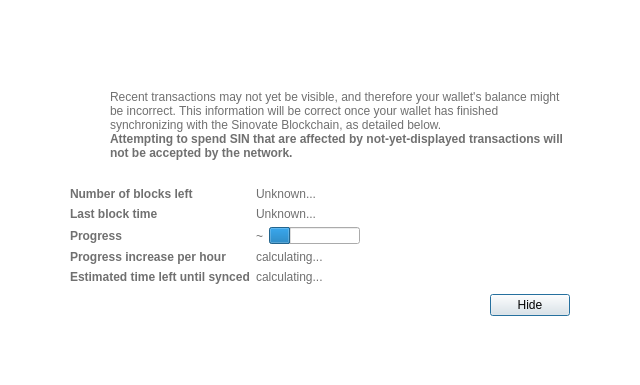
Qt form src/qt/forms/modaloverlay.ui (hardwarewise/SIN-core) before a commit.
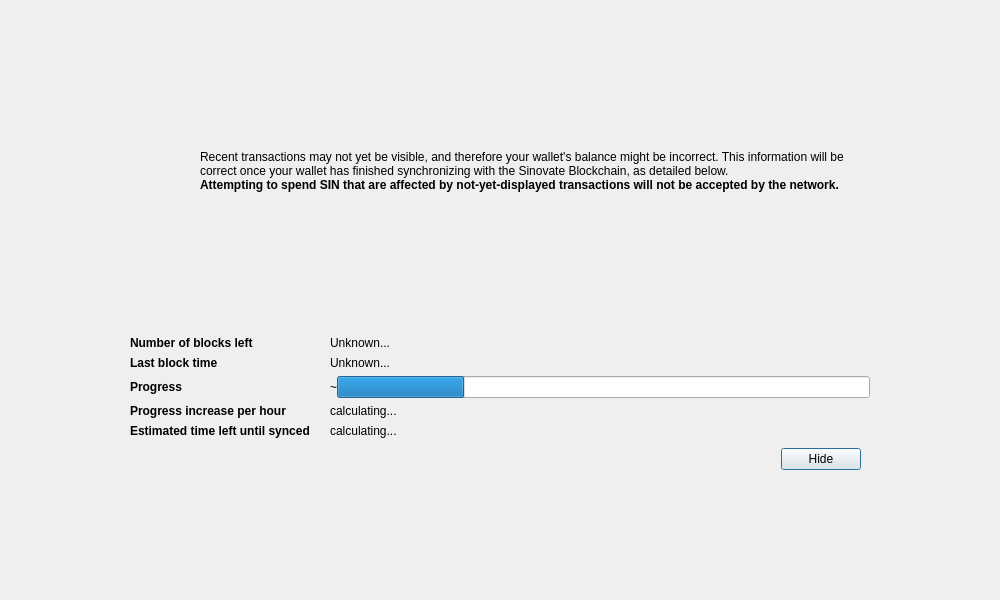
The same form after that commit. Icons and pictures are not drawn. Custom widgets are drawn as their Qt base class.

Commit message: [gui] adapt the forms to the new themes

Diff of the .ui file:
```diff
--- a/src/qt/forms/modaloverlay.ui
+++ b/src/qt/forms/modaloverlay.ui
@@ -6,8 +6,8 @@
    <rect>
     <x>0</x>
     <y>0</y>
-    <width>640</width>
-    <height>385</height>
+    <width>1000</width>
+    <height>600</height>
    </rect>
   </property>
   <property name="windowTitle">
@@ -35,35 +35,25 @@
    <item>
     <widget class="QWidget" name="bgWidget" native="true">
      <property name="styleSheet">
-      <string notr="true">QWidget#bgWidget {
-background-color:#ffffff;
-color: #707070;
-} 
-</string>
+      <string notr="true"/>
      </property>
-     <layout class="QVBoxLayout" name="verticalLayoutMain" stretch="1">
+     <layout class="QVBoxLayout" name="verticalLayoutMain" stretch="0">
       <property name="leftMargin">
-       <number>60</number>
+       <number>120</number>
       </property>
       <property name="topMargin">
-       <number>60</number>
+       <number>120</number>
       </property>
       <property name="rightMargin">
-       <number>60</number>
+       <number>120</number>
       </property>
       <property name="bottomMargin">
-       <number>60</number>
+       <number>120</number>
       </property>
       <item>
        <widget class="QWidget" name="contentWidget" native="true">
         <property name="styleSheet">
-         <string notr="true">QLabel { color: #707070;  }
-
-#contentWidget {
-background-color: #FFFFFF;
- border-radius: 6px;
-color: #707070;
-} </string>
+         <string notr="true"/>
         </property>
         <layout class="QVBoxLayout" name="verticalLayoutSub" stretch="1,0,0,0">
          <property name="spacing">
@@ -89,7 +79,10 @@
            <item>
             <layout class="QVBoxLayout" name="verticalLayoutIcon">
              <property name="leftMargin">
-              <number>0</number>
+              <number>10</number>
+             </property>
+             <property name="rightMargin">
+              <number>20</number>
              </property>
              <item>
               <widget class="QPushButton" name="warningIcon">
@@ -203,10 +196,10 @@
          <item>
           <layout class="QFormLayout" name="formLayout">
            <property name="fieldGrowthPolicy">
-            <enum>QFormLayout::FieldsStayAtSizeHint</enum>
+            <enum>QFormLayout::ExpandingFieldsGrow</enum>
            </property>
            <property name="horizontalSpacing">
-            <number>6</number>
+            <number>20</number>
            </property>
            <property name="verticalSpacing">
             <number>6</number>
@@ -337,6 +330,7 @@
           </layout>
          </item>
          <item>
+          <widget class="QWidget" name="buttonsContainerWhite" native="true">
           <layout class="QHBoxLayout" name="horizontalLayoutButtons">
            <property name="leftMargin">
             <number>10</number>
@@ -344,6 +338,9 @@
            <property name="topMargin">
             <number>10</number>
            </property>
+            <property name="bottomMargin">
+             <number>0</number>
+            </property>
            <item>
             <spacer name="horizontalSpacer">
              <property name="orientation">
@@ -359,6 +356,12 @@
            </item>
            <item>
             <widget class="QPushButton" name="closeButton">
+              <property name="minimumSize">
+               <size>
+                <width>80</width>
+                <height>0</height>
+               </size>
+              </property>
              <property name="focusPolicy">
               <enum>Qt::StrongFocus</enum>
              </property>
@@ -371,6 +374,7 @@
             </widget>
            </item>
           </layout>
+          </widget>
          </item>
         </layout>
        </widget>
@@ -381,6 +385,11 @@
   </layout>
  </widget>
  <customwidgets>
+  <customwidget>
+   <class>SinPushButton</class>
+   <extends>QPushButton</extends>
+   <header>qt/sinpushbutton.h</header>
+  </customwidget>
   <customwidget>
    <class>ModalOverlay</class>
    <extends>QWidget</extends>
```
Left out of the diff: 2 changed lines with no effect on the pictures. Lines whose indentation alone changed are shown as unchanged. The commit also changes 18 other files.
